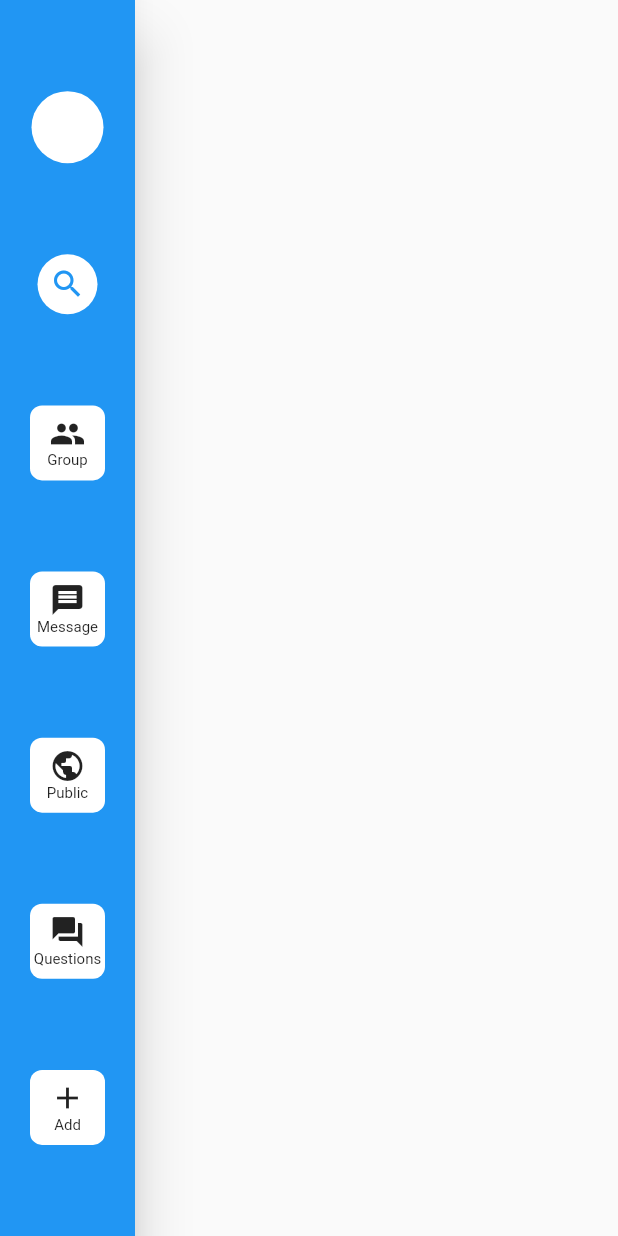
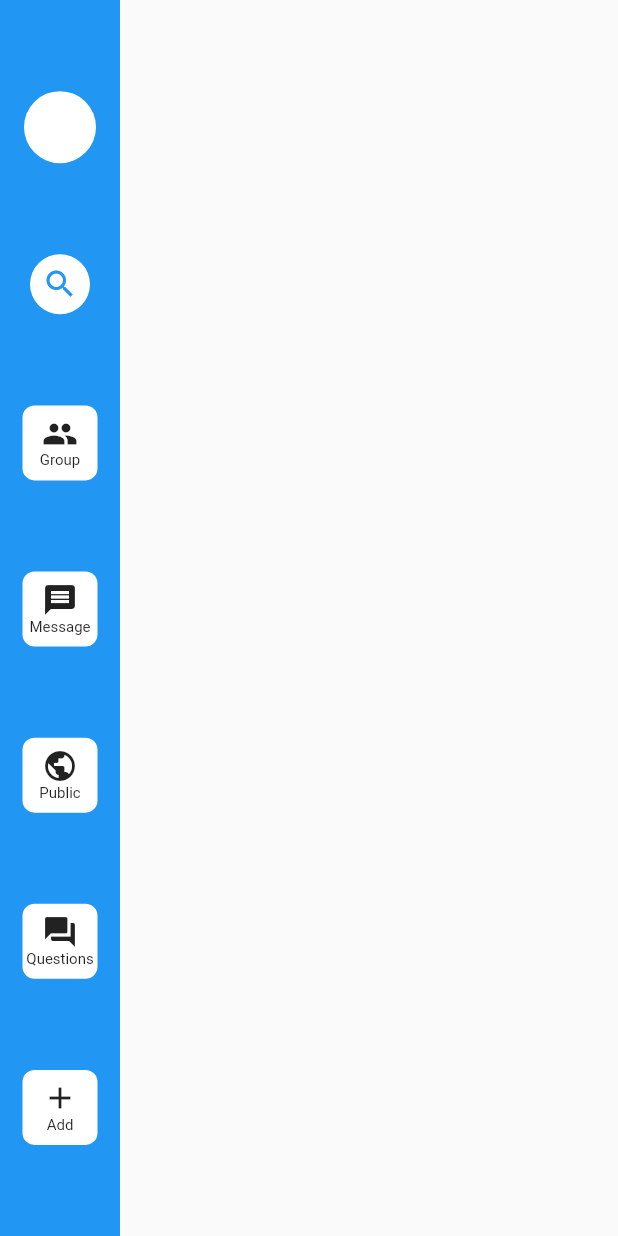
Before and after one commit to ChHannan/knctu, a Flutter app: the CustomDrawer widget shown alone on an empty page, opened directly, on a phone screen of 412 x 824 dp. Run offline on Flutter 3.47's test engine with Material 2 defaults, Android fonts, the phone set to English and light mode, and no system bars.

Commit message:
Reformat the app

```diff
--- /dev/null
+++ b/lib/widgets/Drawer/custom_drawer.dart
@@ -0,0 +1,56 @@
+import 'package:flutter/material.dart';
+import 'package:knctu/widgets/Drawer/drawer_action.dart';
+import 'package:knctu/widgets/Drawer/drawer_shape.dart';
+
+class CustomDrawer extends StatelessWidget {
+  @override
+  Widget build(BuildContext context) {
+    final deviceHeight = MediaQuery.of(context).size.height;
+    return CustomPaint(
+      painter: DrawerShape(heightPosition: deviceHeight),
+      child: Container(
+        width: 80,
+        color: Colors.blue,
+        child: Column(
+          mainAxisAlignment: MainAxisAlignment.spaceEvenly,
+          crossAxisAlignment: CrossAxisAlignment.center,
+          children: <Widget>[
+            CircleAvatar(
+              backgroundColor: Colors.white,
+              radius: 24,
+            ),
+            Container(
+              padding: const EdgeInsets.all(8.0),
+              decoration:
+                  BoxDecoration(shape: BoxShape.circle, color: Colors.white),
+              child: Icon(
+                Icons.search,
+                color: Colors.blue,
+              ),
+            ),
+            DrawerAction(
+              actionIcon: Icons.group,
+              actionText: 'Group',
+            ),
+            DrawerAction(
+              actionIcon: Icons.message,
+              actionText: 'Message',
+            ),
+            DrawerAction(
+              actionIcon: Icons.public,
+              actionText: 'Public',
+            ),
+            DrawerAction(
+              actionIcon: Icons.question_answer,
+              actionText: 'Questions',
+            ),
+            DrawerAction(
+              actionIcon: Icons.add,
+              actionText: 'Add',
+            ),
+          ],
+        ),
+      ),
+    );
+  }
+}
--- a/lib/widgets/custom_drawer.dart
+++ /dev/null
@@ -1,56 +0,0 @@
-import 'package:flutter/material.dart';
-
-import 'drawer_action.dart';
-
-class CustomDrawer extends StatelessWidget {
-  @override
-  Widget build(BuildContext context) {
-    return Container(
-      width: 90,
-      child: Drawer(
-        child: Container(
-          color: Colors.blue,
-          child: Column(
-            mainAxisAlignment: MainAxisAlignment.spaceEvenly,
-            crossAxisAlignment: CrossAxisAlignment.center,
-            children: <Widget>[
-              CircleAvatar(
-                backgroundColor: Colors.white,
-                radius: 24,
-              ),
-              Container(
-                padding: const EdgeInsets.all(8.0),
-                decoration:
-                    BoxDecoration(shape: BoxShape.circle, color: Colors.white),
-                child: Icon(
-                  Icons.search,
-                  color: Colors.blue,
-                ),
-              ),
-              DrawerAction(
-                actionIcon: Icons.group,
-                actionText: 'Group',
-              ),
-              DrawerAction(
-                actionIcon: Icons.message,
-                actionText: 'Message',
-              ),
-              DrawerAction(
-                actionIcon: Icons.public,
-                actionText: 'Public',
-              ),
-              DrawerAction(
-                actionIcon: Icons.question_answer,
-                actionText: 'Questions',
-              ),
-              DrawerAction(
-                actionIcon: Icons.add,
-                actionText: 'Add',
-              ),
-            ],
-          ),
-        ),
-      ),
-    );
-  }
-}
```
Also changed, not shown: lib/main.dart (+112 -10 lines), lib/widgets/add_question.dart (deleted, +0 -128 lines), lib/widgets/Drawer/drawer_action.dart (renamed from lib/widgets/drawer_action.dart), pubspec.lock, 1 other file.
